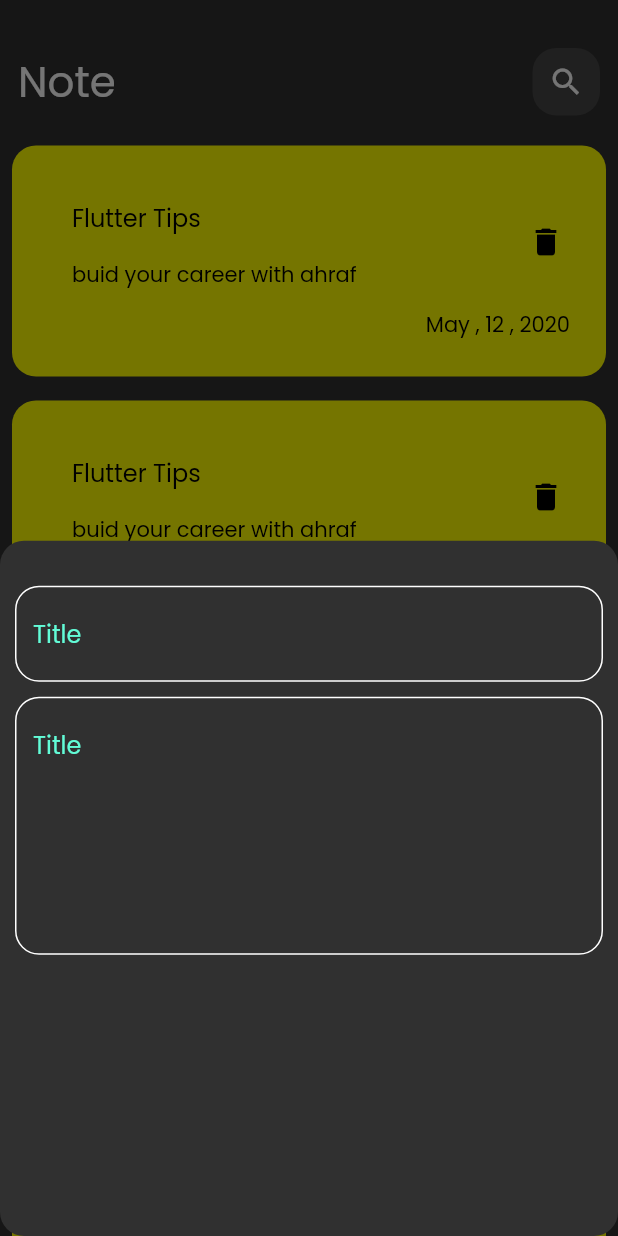
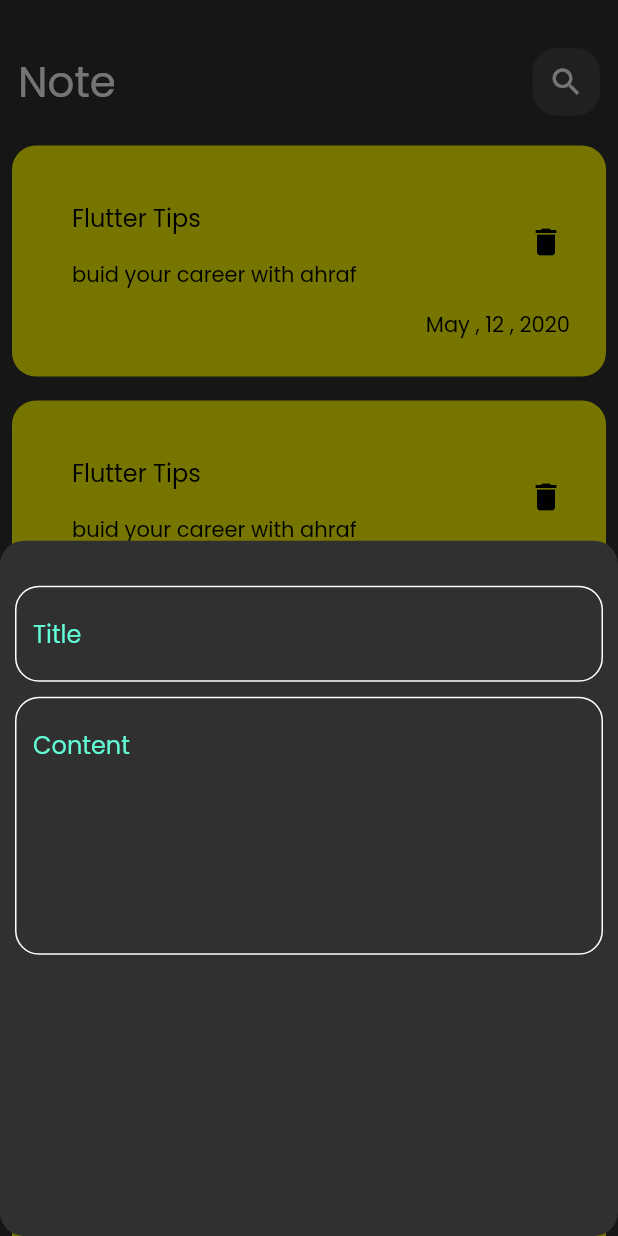
Before and after one commit to 9ermemo/notes_app, a Flutter app: the screen it shows after launch, after a tap on the "add" icon, on a phone screen of 412 x 824 dp. Run offline on Flutter 3.47's test engine with Material 2 defaults, Android fonts, the phone set to English and light mode, and no system bars.

Commit message:
handle a small mistake

```diff
--- a/lib/widgets/custom_text_field.dart
+++ b/lib/widgets/custom_text_field.dart
@@ -17,7 +17,7 @@ class CustomTextField extends StatelessWidget {
         maxLines: maxLine,
         cursorColor: kPrimaryColor,
         decoration: InputDecoration(
-          hintText: 'Title',
+          hintText: hint,
           hintStyle: const TextStyle(color: kPrimaryColor),
           border: buildBorder(),
           enabledBorder: buildBorder(),
```
